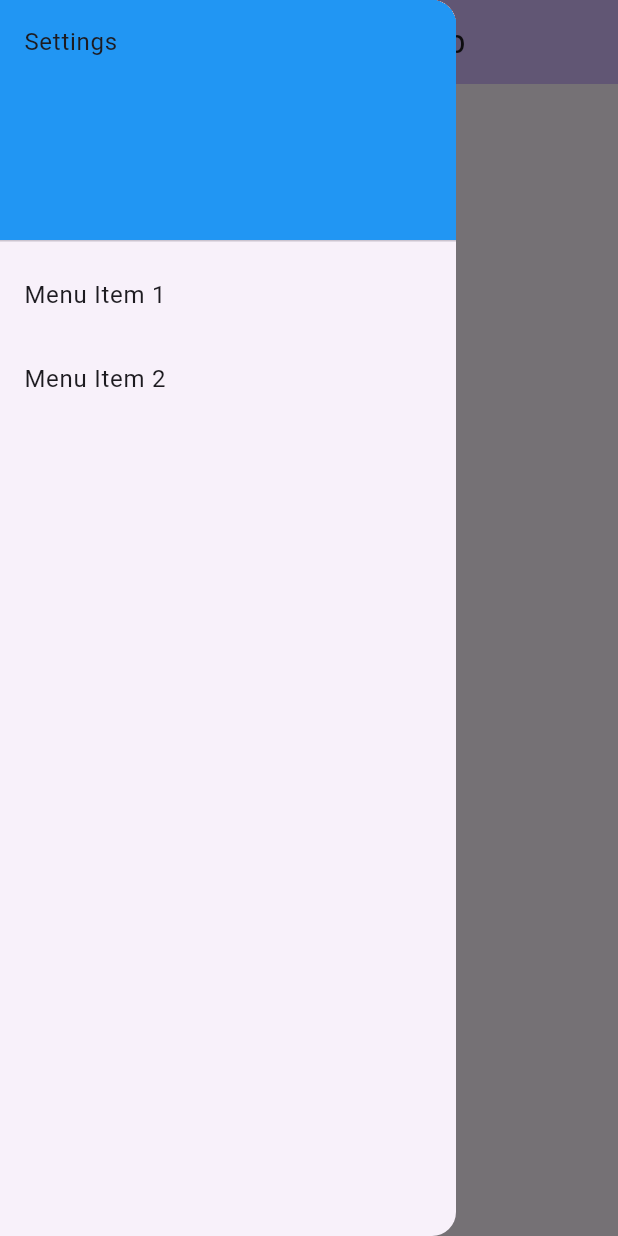
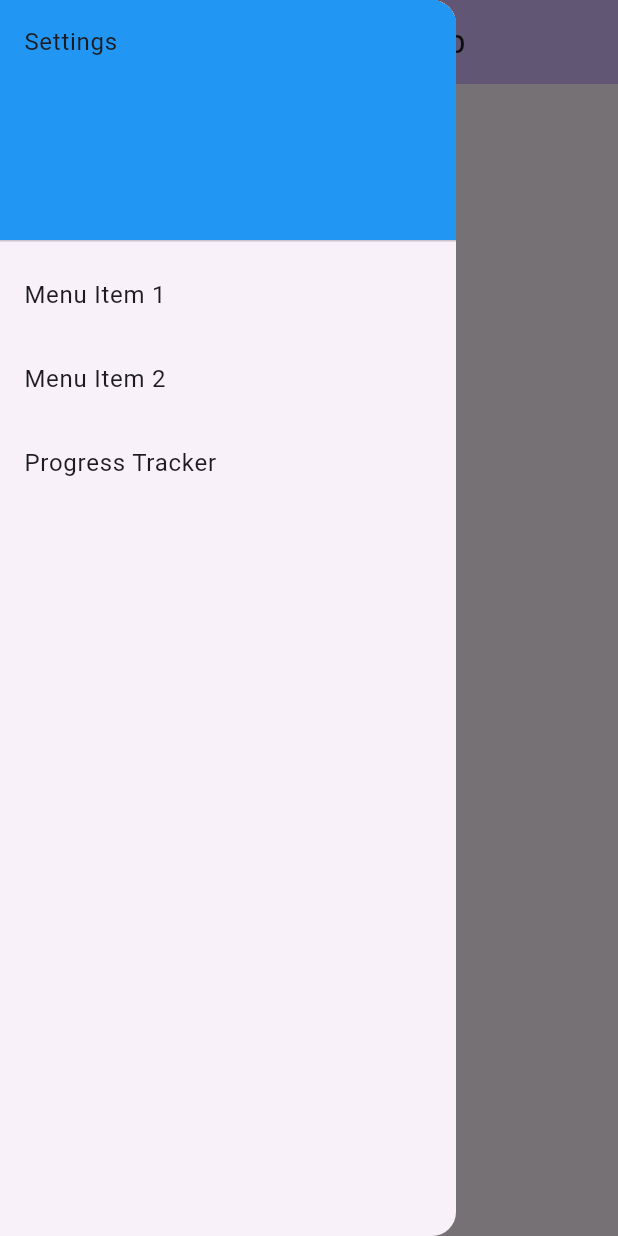
Before and after one commit to jhill144/fitnessapp, a Flutter app: the MyHomePage screen opened by its route, with the side drawer open, on a phone screen of 412 x 824 dp. Run offline on Flutter 3.47's test engine with Material 3 defaults, Android fonts, the phone set to English and light mode, and no system bars; our stand-ins replace go_router; missing offline and left inert: modular_ui.

Commit message:
Added Progress Tracker to  menu

```diff
--- a/lib/main.dart
+++ b/lib/main.dart
@@ -1,5 +1,7 @@
+import 'package:fitnessapp/utilities/route_constants.dart';
 import 'package:flutter/material.dart';
 import 'package:fitnessapp/controller/router.dart';
+import 'package:go_router/go_router.dart';
 
 void main() {
   runApp(const FitnessWorkout());
@@ -51,9 +53,15 @@ class _MyHomePageState extends State<MyHomePage> {
             title: const Text('Menu Item 1'),
             onTap: () {},
           ),
-          ListTile(
+           ListTile(
             title: const Text('Menu Item 2'),
             onTap: () {},
+          ),
+          ListTile(
+            title: const Text('Progress Tracker'),
+            onTap: () {
+              context.pushNamed(RouteConstants.progresstracker);
+            },
           ),
         ],
       )),
```
